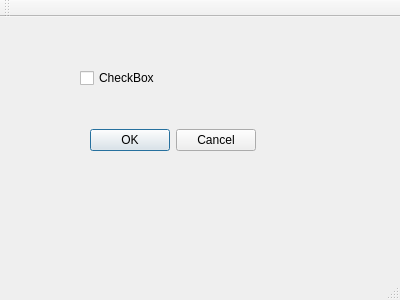
The window that amiga.ui (Bramby/Amiga) describes before a commit, drawn with Qt 5.
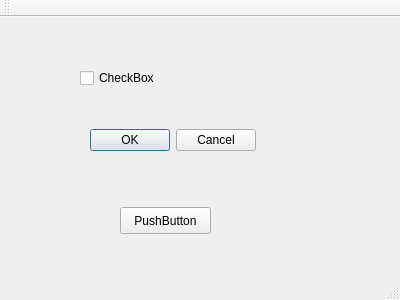
The same window after the commit.

What changed in the file:
```diff
--- a/amiga.ui
+++ b/amiga.ui
@@ -40,6 +40,19 @@
      <string>CheckBox</string>
     </property>
    </widget>
+   <widget class="QPushButton" name="pushButton">
+    <property name="geometry">
+     <rect>
+      <x>120</x>
+      <y>190</y>
+      <width>91</width>
+      <height>27</height>
+     </rect>
+    </property>
+    <property name="text">
+     <string>PushButton</string>
+    </property>
+   </widget>
   </widget>
   <widget class="QMenuBar" name="menuBar">
    <property name="geometry">
```
